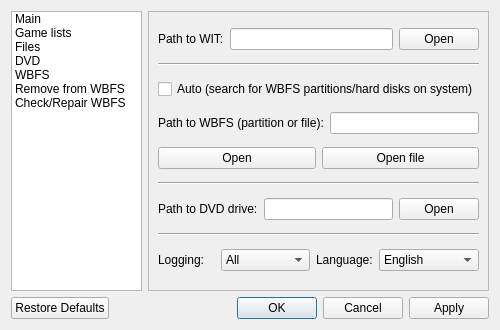
First picture: the form in resources/ui/settings.ui, repository evertonstz/wiibafu, before the edit.
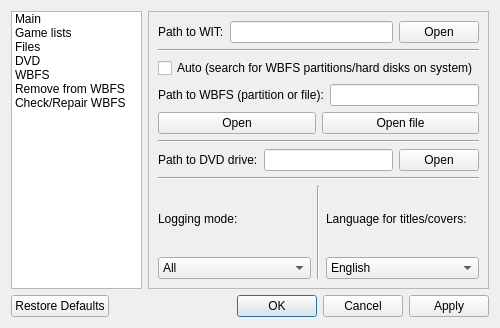
Second picture: the form after the edit. Icons and pictures are not drawn.

Commit message: Save Settings geometry added

What changed in the file:
```diff
--- a/resources/ui/settings.ui
+++ b/resources/ui/settings.ui
@@ -7,7 +7,7 @@
     <x>0</x>
     <y>0</y>
     <width>500</width>
-    <height>330</height>
+    <height>326</height>
    </rect>
   </property>
   <property name="windowTitle">
@@ -87,7 +87,7 @@
       <number>0</number>
      </property>
      <widget class="QWidget" name="Main">
-      <layout class="QVBoxLayout" name="verticalLayout_2">
+      <layout class="QVBoxLayout" name="verticalLayout_4">
        <item>
         <layout class="QHBoxLayout" name="horizontalLayout_3">
          <item>
@@ -212,20 +212,16 @@
        <item>
         <layout class="QHBoxLayout" name="horizontalLayout_4">
          <item>
+          <layout class="QVBoxLayout" name="verticalLayout_3">
+           <item>
           <widget class="QLabel" name="label_3">
            <property name="text">
-            <string>Logging:</string>
+              <string>Logging mode:</string>
            </property>
           </widget>
          </item>
          <item>
           <widget class="QComboBox" name="main_comboBox_Logging">
-           <property name="sizePolicy">
-            <sizepolicy hsizetype="Preferred" vsizetype="Fixed">
-             <horstretch>0</horstretch>
-             <verstretch>0</verstretch>
-            </sizepolicy>
-           </property>
            <item>
             <property name="text">
              <string>All</string>
@@ -243,27 +239,26 @@
            </item>
           </widget>
          </item>
+          </layout>
+         </item>
+         <item>
+          <widget class="Line" name="line">
+           <property name="orientation">
+            <enum>Qt::Vertical</enum>
+           </property>
+          </widget>
+         </item>
+         <item>
+          <layout class="QVBoxLayout" name="verticalLayout_2">
          <item>
           <widget class="QLabel" name="label_5">
            <property name="text">
-            <string>Language:</string>
+              <string>Language for titles/covers:</string>
            </property>
           </widget>
          </item>
          <item>
           <widget class="QComboBox" name="main_comboBox_Language">
-           <property name="minimumSize">
-            <size>
-             <width>100</width>
-             <height>0</height>
-            </size>
-           </property>
-           <property name="maximumSize">
-            <size>
-             <width>100</width>
-             <height>16777215</height>
-            </size>
-           </property>
            <item>
             <property name="text">
              <string>English</string>
@@ -349,6 +344,8 @@
         </layout>
        </item>
       </layout>
+       </item>
+      </layout>
      </widget>
      <widget class="QWidget" name="GameLists">
       <layout class="QVBoxLayout" name="verticalLayout">
```
Left out of the diff: 34 changed lines with no effect on the pictures. Lines whose indentation alone changed are shown as unchanged. The commit also changes 3 other files.
